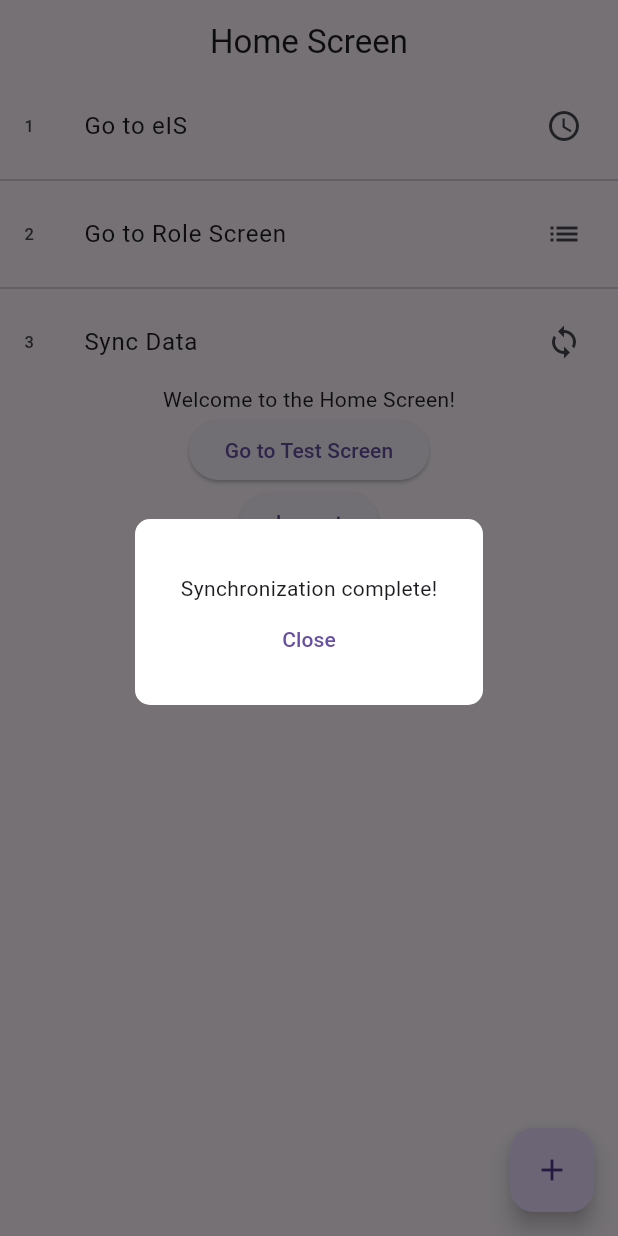
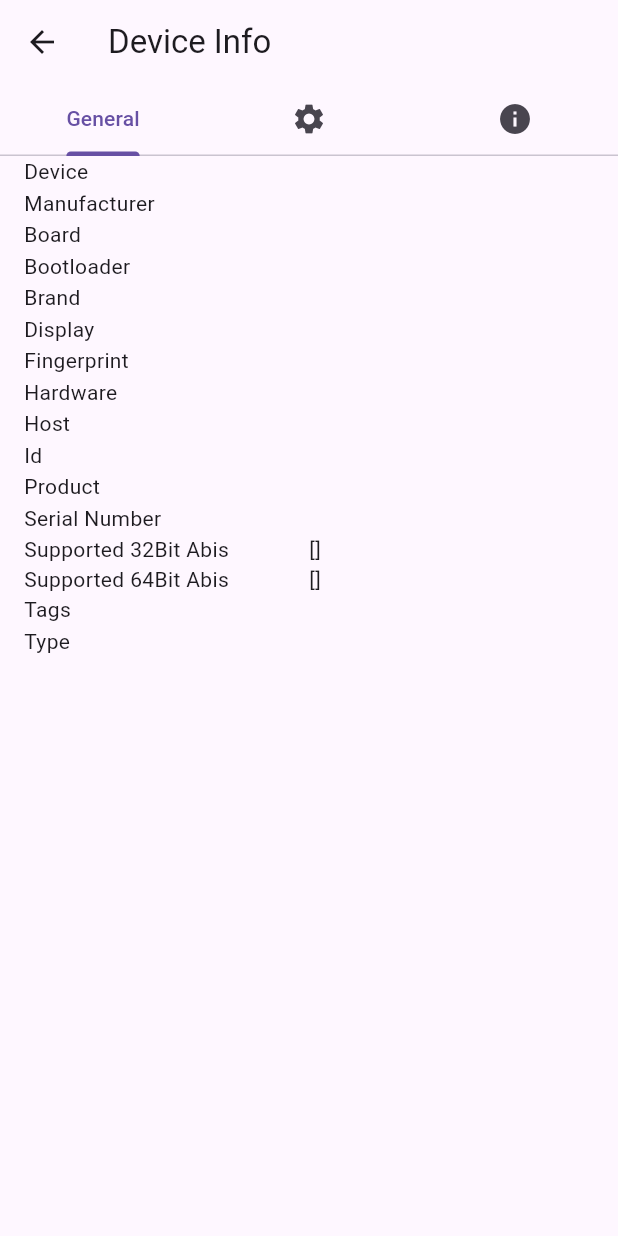
Before and after one commit to nqminh2417/Echo52Hz, a Flutter app: the screen it shows once a user with an empty profile is signed in, after a tap on an icon or button, on a phone screen of 412 x 824 dp. Run offline on Flutter 3.47's test engine with Material 3 defaults, Android fonts, the phone set to English and light mode, and no system bars; our stand-ins replace device_info_plus, firebase_auth, firebase_core, sqflite; missing offline and left inert: mongo_dart, pointycastle; accounts and stored records are empty.

Commit message:
device info screen, fix reset sqlite

```diff
--- a/lib/app_routes.dart
+++ b/lib/app_routes.dart
@@ -3,9 +3,11 @@ import 'features/Test/test_screen.dart';
 import 'features/admin/roles/role_list_screen.dart';
 import 'features/authentication/login_screen.dart';
 import 'features/home/home_screen.dart';
+import 'features/info/device_info_screen.dart';
 
 final appRoutes = <String, WidgetBuilder>{
   '/': (context) => const LoginScreen(),
+  '/device-info': (context) => const DeviceInfoScreen(),
   '/home': (context) => const HomeScreen(),
   '/roles': (context) => const RoleListScreen(),
   '/test': (context) => const TestScreen(),
--- a/lib/features/home/home_screen.dart
+++ b/lib/features/home/home_screen.dart
@@ -52,6 +52,15 @@ class _HomeScreenState extends State<HomeScreen> {
             const Divider(),
             ListTile(
               leading: const Text('3'),
+              title: const Text('Device Info'),
+              trailing: const Icon(Icons.perm_device_information),
+              onTap: () {
+                Navigator.pushNamed(context, '/device-info');
+              },
+            ),
+            const Divider(),
+            ListTile(
+              leading: const Text('4'),
               title: const Text('Sync Data'),
               trailing: const Icon(Icons.sync),
               onTap: () {
@@ -62,6 +71,7 @@ class _HomeScreenState extends State<HomeScreen> {
                 );
               },
             ),
+            const Divider(),
             const Text('Welcome to the Home Screen!'),
             ElevatedButton(
               onPressed: () {
--- /dev/null
+++ b/lib/features/info/device_info_screen.dart
@@ -0,0 +1,185 @@
+import 'dart:io';
+
+import 'package:device_info_plus/device_info_plus.dart';
+import 'package:flutter/material.dart';
+
+class DeviceInfoScreen extends StatefulWidget {
+  const DeviceInfoScreen({super.key});
+
+  @override
+  State<DeviceInfoScreen> createState() => _DeviceInfoScreenState();
+}
+
+class _DeviceInfoScreenState extends State<DeviceInfoScreen> {
+  DeviceInfoPlugin deviceInfo = DeviceInfoPlugin();
+  AndroidDeviceInfo? androidInfo;
+  IosDeviceInfo? iosInfo;
+
+  @override
+  void initState() {
+    super.initState();
+
+    _initDeviceInfo();
+  }
+
+  Future<void> _initDeviceInfo() async {
+    try {
+      if (Platform.isAndroid) {
+        androidInfo = await deviceInfo.androidInfo;
+        print(androidInfo!.display);
+        // final a = androidInfo!.fingerprint;
+      } else if (Platform.isIOS) {
+        iosInfo = await deviceInfo.iosInfo;
+      }
+      setState(() {});
+    } catch (e) {
+      print('Failed to get device info: $e');
+    }
+  }
+
+  @override
+  Widget build(BuildContext context) {
+    return DefaultTabController(
+      length: 3,
+      child: Scaffold(
+          appBar: AppBar(
+            title: const Text('Device Info'),
+            bottom: const TabBar(
+              tabs: [
+                Tab(
+                  text: "General",
+                ),
+                Tab(icon: Icon(Icons.settings)),
+                Tab(icon: Icon(Icons.info)),
+              ],
+            ),
+          ),
+          body: TabBarView(children: [
+            // Tab 1
+            Padding(
+              padding: const EdgeInsets.symmetric(horizontal: 16),
+              child: ListView(
+                children: androidInfo != null
+                    ? [
+                        Row(
+                          children: [
+                            const Expanded(flex: 1, child: Text("Device")),
+                            Expanded(flex: 1, child: Text(androidInfo!.model)),
+                          ],
+                        ),
+                        Row(
+                          children: [
+                            const Expanded(flex: 1, child: Text("Manufacturer")),
+                            Expanded(flex: 1, child: Text(androidInfo!.manufacturer)),
+                          ],
+                        ),
+                        Row(
+                          children: [
+                            const Expanded(flex: 1, child: Text("Board")),
+                            Expanded(flex: 1, child: Text(androidInfo!.board)),
+                          ],
+                        ),
+                        Row(
+                          children: [
+                            const Expanded(flex: 1, child: Text("Bootloader")),
+                            Expanded(flex: 1, child: Text(androidInfo!.bootloader)),
+                          ],
+                        ),
+                        Row(
+                          children: [
+                            const Expanded(flex: 1, child: Text("Brand")),
+                            Expanded(flex: 1, child: Text(androidInfo!.brand)),
+                          ],
+                        ),
+                        Row(
+                          children: [
+                            const Expanded(flex: 1, child: Text("Display")),
+                            Expanded(flex: 1, child: Text(androidInfo!.display)),
+                          ],
+                        ),
+                        Row(
+                          children: [
+                            const Expanded(flex: 1, child: Text("Fingerprint")),
+                            Expanded(flex: 1, child: Text(androidInfo!.fingerprint)),
+                          ],
+                        ),
+                        Row(
+                          children: [
+                            const Expanded(flex: 1, child: Text("Hardware")),
+                            Expanded(flex: 1, child: Text(androidInfo!.hardware)),
+                          ],
+                        ),
+                        Row(
+                          children: [
+                            const Expanded(flex: 1, child: Text("Host")),
+                            Expanded(flex: 1, child: Text(androidInfo!.host)),
+                          ],
+                        ),
+                        Row(
+                          children: [
+                            const Expanded(flex: 1, child: Text("Id")),
+                            Expanded(flex: 1, child: Text(androidInfo!.id)),
+                          ],
+                        ),
+                        Row(
+                          children: [
+                            const Expanded(flex: 1, child: Text("Product")),
+                            Expanded(flex: 1, child: Text(androidInfo!.product)),
+                          ],
+                        ),
+                        Row(
+                          children: [
+                            const Expanded(flex: 1, child: Text("Serial Number")),
+                            Expanded(flex: 1, child: Text(androidInfo!.serialNumber)),
+                          ],
+                        ),
+                        Row(
+                          children: [
+                            const Expanded(flex: 1, child: Text("Supported 32Bit Abis")),
+                            Expanded(flex: 1, child: Text(androidInfo!.supported32BitAbis.toString())),
+                          ],
+                        ),
+                        Row(
+                          children: [
+                            const Expanded(flex: 1, child: Text("Supported 64Bit Abis")),
+                            Expanded(flex: 1, child: Text(androidInfo!.supported64BitAbis.toString())),
+                          ],
+                        ),
+                        Row(
+                          children: [
+                            const Expanded(flex: 1, child: Text("Tags")),
+                            Expanded(flex: 1, child: Text(androidInfo!.tags)),
+                          ],
+                        ),
+                        Row(
+                          children: [
+                            const Expanded(flex: 1, child: Text("Type")),
+                            Expanded(flex: 1, child: Text(androidInfo!.type)),
+                          ],
+                        ),
+                        // Row(
+                        //   children: [
+                        //     const Expanded(flex: 1, child: Text("Version")),
+                        //     Expanded(flex: 1, child: Text(androidInfo!.version.toString())),
+                        //   ],
+                        // ),
+                        // Row(
+                        //   children: [
+                        //     const Expanded(flex: 1, child: Text("Data")),
+                        //     Expanded(flex: 1, child: Text(androidInfo!.data.toString())),
+                        //   ],
+                        // ),
+                      ]
+                    : [
+                        const Center(child: Text('Loading device info...')),
+                      ],
+              ),
+            ),
+            // Tab 2: Settings
+            const Center(child: Text('Settings Tab')),
+            // Tab 3: About
+            const Center(child: Text('About Tab')),
+          ])),
+    );
+  }
+}
--- a/lib/helpers/sqlite_helper.dart
+++ b/lib/helpers/sqlite_helper.dart
@@ -60,6 +60,7 @@ class SQLiteHelper {
     await deleteDatabase(path);
 
     // Reinitialize the database
+    _database = null; // Ensure the database is closed
     await _initDatabase();
   }
 
--- a/lib/services/sqlite_service.dart
+++ b/lib/services/sqlite_service.dart
@@ -18,7 +18,7 @@ class SQLiteService {
     if (db.isOpen) {
       print('Database status: ${db.isOpen}');
       final List<Map<String, dynamic>> maps = await db.query('roles');
-      print(maps);
+
       return List.generate(maps.length, (index) {
         return Role.fromMap(maps[index]);
       });
--- a/pubspec.yaml
+++ b/pubspec.yaml
@@ -8,6 +8,7 @@ environment:
 
 dependencies:
   change_app_package_name: ^1.3.0
+  device_info_plus: ^10.1.2
   diacritic: ^0.1.5
   firebase_auth: ^5.1.3
   firebase_core: ^3.3.0
```
Also changed, not shown: pubspec.lock.
